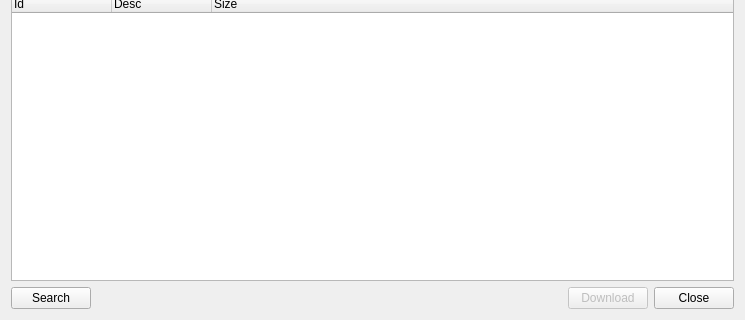
Before: the Qt Designer form src/corelibs/U2Gui/src/util/ui/SearchGenbankSequenceDialog.ui in violethaze74/ugene, drawn with Qt 5; both pictures show x 0 to 745 and y 217 to 537 of the 745 by 537 pixel window.
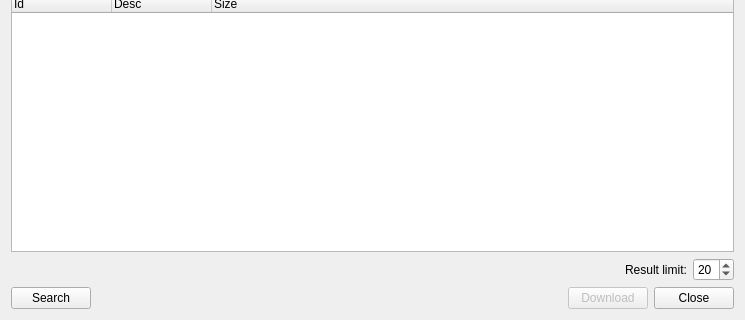
After: the same form once the commit is applied.

Commit message: UGENE-1986: add results limit field for NCBI search

What changed in the file:
```diff
--- a/src/corelibs/U2Gui/src/util/ui/SearchGenbankSequenceDialog.ui
+++ b/src/corelibs/U2Gui/src/util/ui/SearchGenbankSequenceDialog.ui
@@ -125,6 +125,40 @@
      </column>
     </widget>
    </item>
+   <item>
+    <layout class="QHBoxLayout" name="horizontalLayout_4">
+     <item>
+      <spacer name="horizontalSpacer_4">
+       <property name="orientation">
+        <enum>Qt::Horizontal</enum>
+       </property>
+       <property name="sizeHint" stdset="0">
+        <size>
+         <width>40</width>
+         <height>20</height>
+        </size>
+       </property>
+      </spacer>
+     </item>
+     <item>
+      <widget class="QLabel" name="label_4">
+       <property name="text">
+        <string>Result limit:</string>
+       </property>
+      </widget>
+     </item>
+     <item>
+      <widget class="QSpinBox" name="resultLimitBox">
+       <property name="minimum">
+        <number>1</number>
+       </property>
+       <property name="value">
+        <number>20</number>
+       </property>
+      </widget>
+     </item>
+    </layout>
+   </item>
    <item>
     <layout class="QHBoxLayout" name="horizontalLayout_2">
      <item>
```
The commit also changes 2 other files.
